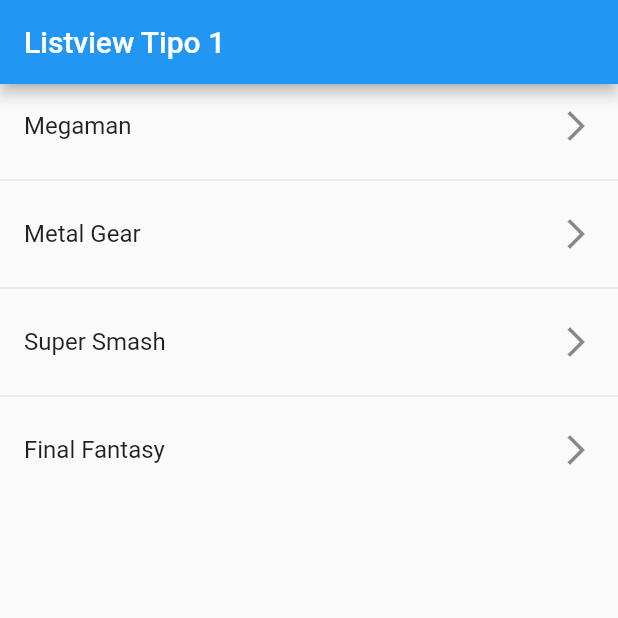
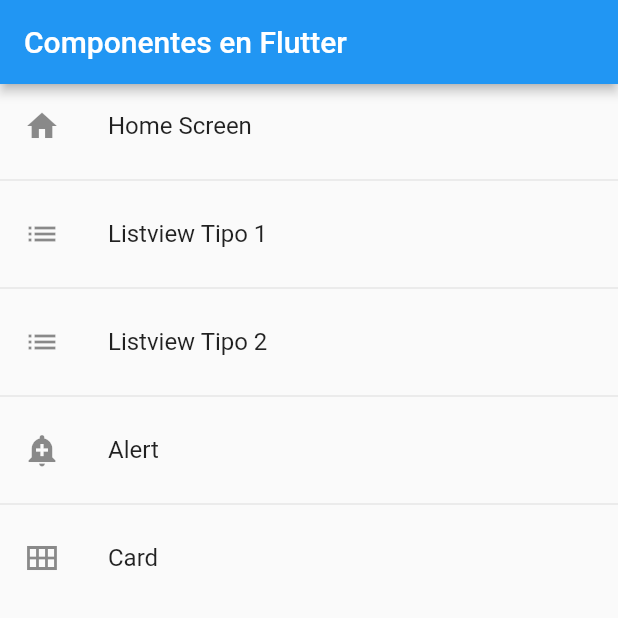
Before and after one commit to Zamyr/flutter_components, a Flutter app: the screen it shows after launch, on a phone screen of 412 x 824 dp, the top half of it. Run offline on Flutter 3.47's test engine with Material 2 defaults, Android fonts, the phone set to English and light mode, and no system bars.

Commit message:
creacion de menu

```diff
--- a/lib/main.dart
+++ b/lib/main.dart
@@ -1,5 +1,8 @@
 import 'package:flutter/material.dart';
-import 'package:flutter_components/screens/listview2_screen.dart';
+import 'package:flutter_components/router/app_routes.dart';
+
+//routes
+import 'package:flutter_components/screens/screens.dart';
 
 void main() => runApp(const MyApp());
 
@@ -8,9 +11,13 @@ class MyApp extends StatelessWidget {
 
   @override
   Widget build(BuildContext context) {
-    return const MaterialApp(
-        debugShowCheckedModeBanner: false,
-        title: 'Material App',
-        home: Listview2Screen());
+    return MaterialApp(
+      debugShowCheckedModeBanner: false,
+      title: 'Material App',
+      //home: const CardScreen(),
+      initialRoute: AppRoutes.initialRoute,
+      routes: AppRoutes.getAppRoutes(),
+      onGenerateRoute: AppRoutes.onGenerateRoute,
+    );
   }
 }
--- /dev/null
+++ b/lib/models/menu_option.dart
@@ -0,0 +1,15 @@
+import 'package:flutter/material.dart' show IconData, Widget;
+
+class MenuOption {
+  final String route;
+  final String name;
+  final Widget screen;
+  final IconData icon;
+
+  MenuOption({
+    required this.route,
+    required this.name,
+    required this.screen,
+    required this.icon,
+  });
+}
--- /dev/null
+++ b/lib/router/app_routes.dart
@@ -0,0 +1,58 @@
+import 'package:flutter/material.dart';
+import 'package:flutter_components/models/menu_option.dart';
+
+import 'package:flutter_components/screens/screens.dart';
+
+class AppRoutes {
+  static const initialRoute = 'Home';
+  static final menuOptions = <MenuOption>[
+    MenuOption(
+        route: 'Home',
+        name: 'Home Screen',
+        screen: const HomeScreen(),
+        icon: Icons.home),
+    MenuOption(
+        route: 'Listview1',
+        name: 'Listview Tipo 1',
+        screen: const Listview1Screen(),
+        icon: Icons.list),
+    MenuOption(
+        route: 'Listview2',
+        name: 'Listview Tipo 2',
+        screen: const Listview2Screen(),
+        icon: Icons.list),
+    MenuOption(
+        route: 'Alert',
+        name: 'Alert',
+        screen: const AlertScreen(),
+        icon: Icons.add_alert),
+    MenuOption(
+        route: 'Card',
+        name: 'Card',
+        screen: const CardScreen(),
+        icon: Icons.calendar_view_month_sharp),
+  ];
+
+  static Map<String, Widget Function(BuildContext)> getAppRoutes() {
+    Map<String, Widget Function(BuildContext)> appRoutes = {};
+    for (final option in menuOptions) {
+      appRoutes.addAll({option.route: (BuildContext context) => option.screen});
+    }
+
+    return appRoutes;
+  }
+
+  // static Map<String, Widget Function(BuildContext)> routes = {
+  // 'Home': (BuildContext context) => const HomeScreen(),
+  // 'Listview1': (BuildContext context) => const Listview1Screen(),
+  // 'Listview2': (BuildContext context) => const Listview2Screen(),
+  // 'Alert': (BuildContext context) => const AlertScreen(),
+  // 'Card': (BuildContext context) => const CardScreen(),
+  // };
+
+  static Route<dynamic> onGenerateRoute(RouteSettings settings) {
+    return MaterialPageRoute(
+      builder: (context) => const AlertScreen(),
+    );
+  }
+}
--- /dev/null
+++ b/lib/screens/home_screen.dart
@@ -0,0 +1,35 @@
+import 'package:flutter/material.dart';
+import 'package:flutter_components/models/menu_option.dart';
+import 'package:flutter_components/router/app_routes.dart';
+import 'package:flutter_components/screens/listview1_screen.dart';
+
+class HomeScreen extends StatelessWidget {
+  const HomeScreen({super.key});
+
+  @override
+  Widget build(BuildContext context) {
+
+    final menuOptions = AppRoutes.menuOptions;
+
+    return Scaffold(
+      appBar: AppBar(
+        title: const Text('Componentes en Flutter'),
+        elevation: 3,
+      ),
+      body: ListView.separated(
+        itemBuilder: (context, index) => ListTile(
+          title: Text(menuOptions[index].name),
+          leading: Icon(menuOptions[index].icon),
+          onTap: () {
+            //final route = MaterialPageRoute(builder: (context) => const Listview1Screen());
+            //Navigator.push(context, route); //pushReplacement reemplaza el route, sirve para no volver atras
+
+            Navigator.pushNamed(context, menuOptions[index].route);
+          },
+        ),
+        separatorBuilder: (_, __) => const Divider(),
+        itemCount: menuOptions.length,
+      ),
+    );
+  }
+}
--- a/lib/screens/listview2_screen.dart
+++ b/lib/screens/listview2_screen.dart
@@ -2,10 +2,10 @@ import 'package:flutter/material.dart';
 
 class Listview2Screen extends StatelessWidget {
   final options = const [
-    'Megaman',
-    'Metal Gear',
-    'Super Smash',
-    'Final Fantasy'
+    'Hollow Knight',
+    'Pacman',
+    'Metroid',
+    'Super Mario Bros'
   ];
 
   const Listview2Screen({super.key});
@@ -14,12 +14,18 @@ class Listview2Screen extends StatelessWidget {
   Widget build(BuildContext context) {
     return Scaffold(
       appBar: AppBar(
-        title: const Text('Listview Tipo 1'),
+        title: const Text('Listview Tipo 2'),
+        elevation: 3,
+        backgroundColor: Colors.indigo,
       ),
       body: ListView.separated(
         itemBuilder: (context, index) => ListTile(
           title: Text(options[index]),
-          trailing: const Icon(Icons.arrow_forward_ios_outlined),
+          trailing: const Icon(Icons.arrow_forward_ios_outlined, color: Colors.indigo),
+          onTap: () {
+            final game = options[index];
+            print(game);
+          },
         ),
         separatorBuilder: (_, __) => const Divider(),
         itemCount: options.length,
--- /dev/null
+++ b/lib/screens/screens.dart
@@ -0,0 +1,9 @@
+
+
+
+export 'package:flutter_components/screens/alert_screen.dart';
+export 'package:flutter_components/screens/card_screen.dart';
+export 'package:flutter_components/screens/home_screen.dart';
+export 'package:flutter_components/screens/listview1_screen.dart';
+export 'package:flutter_components/screens/listview2_screen.dart';
+import 'package:flutter_components/screens/home_screen.dart';
```
Also changed, not shown: lib/screens/alert_screen.dart (added, +19 -0 lines), lib/screens/card_screen.dart (added, +19 -0 lines), lib/models/models.dart (added).
